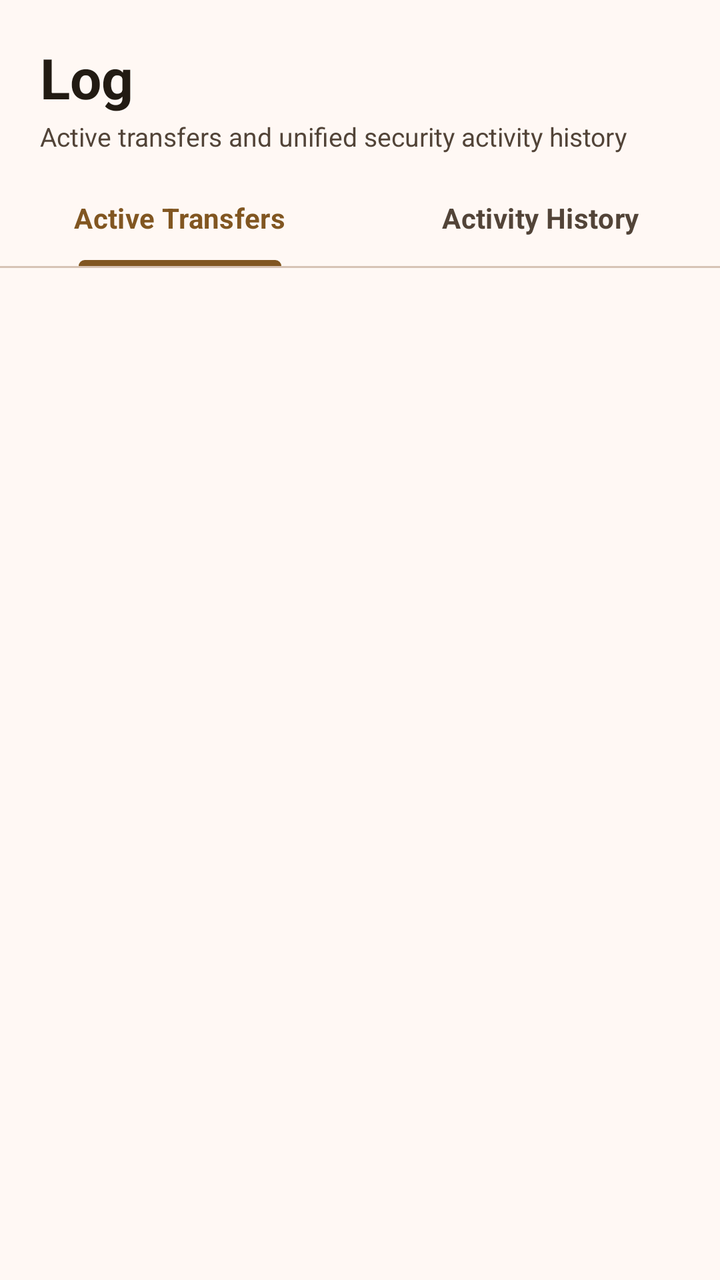
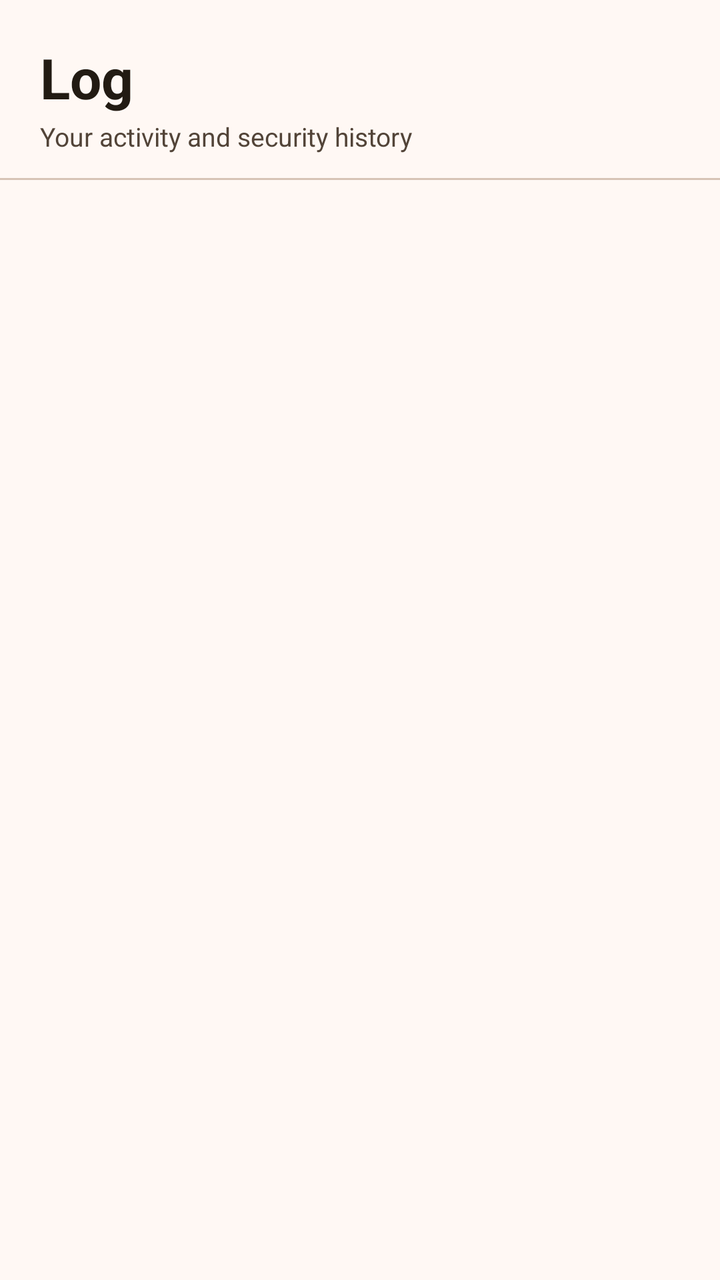

Screens rendered from an Android XML layout before and after an edit, with the pre-edit source and the edit as a unified diff.
<!-- AndroidManifest.xml: application theme Theme.CipherVault -->
<!-- res/layout/fragment_transfers.xml -->
<?xml version="1.0" encoding="utf-8"?>
<LinearLayout xmlns:android="http://schemas.android.com/apk/res/android"
    xmlns:app="http://schemas.android.com/apk/res-auto"
    xmlns:tools="http://schemas.android.com/tools"
    android:layout_width="match_parent"
    android:layout_height="match_parent"
    android:orientation="vertical"
    android:background="?attr/colorSurface">

    
    <LinearLayout
        android:layout_width="match_parent"
        android:layout_height="wrap_content"
        android:paddingHorizontal="20dp"
        android:paddingTop="20dp"
        android:paddingBottom="8dp"
        android:orientation="vertical">

        <TextView
            android:layout_width="wrap_content"
            android:layout_height="wrap_content"
            android:fontFamily="sans-serif-medium"
            android:text="Log"
            android:textColor="?attr/colorOnSurface"
            android:textSize="28sp"
            android:textStyle="bold" />

        <TextView
            android:id="@+id/tvTransfersSubtitle"
            android:layout_width="wrap_content"
            android:layout_height="wrap_content"
            android:layout_marginTop="2dp"
            android:text="Active transfers and unified security activity history"
            android:textColor="?attr/colorOnSurfaceVariant"
            android:textSize="13sp" />

    </LinearLayout>

    
    <com.google.android.material.tabs.TabLayout
        android:id="@+id/tabLayoutTransfers"
        android:layout_width="match_parent"
        android:layout_height="wrap_content"
        android:background="?attr/colorSurface"
        app:tabIndicatorColor="?attr/colorPrimary"
        app:tabIndicatorFullWidth="false"
        app:tabSelectedTextColor="?attr/colorPrimary"
        app:tabTextColor="?attr/colorOnSurfaceVariant">

        <com.google.android.material.tabs.TabItem
            android:layout_width="wrap_content"
            android:layout_height="wrap_content"
            android:text="Active Transfers" />

        <com.google.android.material.tabs.TabItem
            android:layout_width="wrap_content"
            android:layout_height="wrap_content"
            android:text="Activity History" />

    </com.google.android.material.tabs.TabLayout>

    <View
        android:layout_width="match_parent"
        android:layout_height="1dp"
        android:background="?attr/colorOutlineVariant" />

    
    <FrameLayout
        android:layout_width="match_parent"
        android:layout_height="0dp"
        android:layout_weight="1">

        
        <FrameLayout
            android:id="@+id/containerActiveTransfers"
            android:layout_width="match_parent"
            android:layout_height="match_parent"
            android:visibility="visible">

            <androidx.recyclerview.widget.RecyclerView
                android:id="@+id/rvActiveTransfers"
                android:layout_width="match_parent"
                android:layout_height="match_parent"
                android:clipToPadding="false"
                android:paddingTop="8dp"
                android:paddingBottom="96dp" />

            <LinearLayout
                android:id="@+id/layoutTransfersEmpty"
                android:layout_width="match_parent"
                android:layout_height="wrap_content"
                android:layout_gravity="center"
                android:gravity="center"
                android:orientation="vertical"
                android:padding="32dp"
                android:visibility="gone">

                <ImageView
                    android:layout_width="48dp"
                    android:layout_height="48dp"
                    android:contentDescription="No transfers"
                    android:src="@drawable/ic_lucide_arrow_down_up"
                    app:tint="?attr/colorOutline" />

                <TextView
                    android:layout_width="wrap_content"
                    android:layout_height="wrap_content"
                    android:layout_marginTop="12dp"
                    android:fontFamily="sans-serif-medium"
                    android:text="No active transfers"
                    android:textColor="?attr/colorOnSurface"
                    android:textSize="16sp"
                    android:textStyle="bold" />

                <TextView
                    android:layout_width="wrap_content"
                    android:layout_height="wrap_content"
                    android:layout_marginTop="4dp"
                    android:gravity="center"
                    android:text="Chunked AES-256-GCM uploads and\ndownloads will be monitored in real-time here."
                    android:textColor="?attr/colorOnSurfaceVariant"
                    android:textSize="13sp" />

            </LinearLayout>

        </FrameLayout>

        
        <FrameLayout
            android:id="@+id/containerAuditLog"
            android:layout_width="match_parent"
            android:layout_height="match_parent"
            android:visibility="gone">

            <androidx.recyclerview.widget.RecyclerView
                android:id="@+id/rvAuditLog"
                android:layout_width="match_parent"
                android:layout_height="match_parent"
                android:clipToPadding="false"
                android:paddingTop="8dp"
                android:paddingBottom="96dp" />

            <LinearLayout
                android:id="@+id/layoutAuditEmpty"
                android:layout_width="match_parent"
                android:layout_height="wrap_content"
                android:layout_gravity="center"
                android:gravity="center"
                android:orientation="vertical"
                android:padding="32dp"
                android:visibility="gone">

                <ImageView
                    android:layout_width="48dp"
                    android:layout_height="48dp"
                    android:contentDescription="No activity"
                    android:src="@drawable/ic_lucide_activity"
                    app:tint="?attr/colorOutline" />

                <TextView
                    android:layout_width="wrap_content"
                    android:layout_height="wrap_content"
                    android:layout_marginTop="12dp"
                    android:fontFamily="sans-serif-medium"
                    android:text="No security audit events recorded"
                    android:textColor="?attr/colorOnSurface"
                    android:textSize="16sp"
                    android:textStyle="bold" />

                <TextView
                    android:layout_width="wrap_content"
                    android:layout_height="wrap_content"
                    android:layout_marginTop="4dp"
                    android:gravity="center"
                    android:text="Logins, password changes, uploads, and deletions\nare securely logged and displayed here."
                    android:textColor="?attr/colorOnSurfaceVariant"
                    android:textSize="13sp" />

            </LinearLayout>

        </FrameLayout>

    </FrameLayout>

</LinearLayout>
<!-- resources referenced by this layout -->
<resources>
  <!-- drawable ic_lucide_activity (drawable) -->
  ﻿<vector xmlns:android="http://schemas.android.com/apk/res/android"
      android:width="24dp" android:height="24dp" android:viewportWidth="24" android:viewportHeight="24"
      android:tint="?attr/colorControlNormal">
      <path android:strokeWidth="2" android:strokeColor="#FFFFFFFF" android:strokeLineCap="round" android:strokeLineJoin="round" android:fillColor="#00000000"
          android:pathData="M22,12 H18 L15,21 L9,3 L6,12 H2" />
  </vector>
  <!-- drawable ic_lucide_arrow_down_up (drawable) -->
  ﻿<vector xmlns:android="http://schemas.android.com/apk/res/android"
      android:width="24dp" android:height="24dp" android:viewportWidth="24" android:viewportHeight="24"
      android:tint="?attr/colorControlNormal">
      <path android:strokeWidth="2" android:strokeColor="#FFFFFFFF" android:strokeLineCap="round" android:strokeLineJoin="round" android:fillColor="#00000000"
          android:pathData="M3,16 L7,20 L11,16" />
      <path android:strokeWidth="2" android:strokeColor="#FFFFFFFF" android:strokeLineCap="round" android:strokeLineJoin="round" android:fillColor="#00000000"
          android:pathData="M7,20 V4" />
      <path android:strokeWidth="2" android:strokeColor="#FFFFFFFF" android:strokeLineCap="round" android:strokeLineJoin="round" android:fillColor="#00000000"
          android:pathData="M21,8 L17,4 L13,8" />
      <path android:strokeWidth="2" android:strokeColor="#FFFFFFFF" android:strokeLineCap="round" android:strokeLineJoin="round" android:fillColor="#00000000"
          android:pathData="M17,4 V20" />
  </vector>
  <style name="Theme.CipherVault" parent="Base.Theme.CipherVault" />
  <color name="md_theme_light_primary">#815621</color>
  <color name="md_theme_light_onPrimary">#FFFFFF</color>
  <color name="md_theme_light_primaryContainer">#FEDDBD</color>
  <color name="md_theme_light_onPrimaryContainer">#2C1700</color>
  <color name="md_theme_light_inversePrimary">#F6BD81</color>
  <color name="md_theme_light_secondary">#725B42</color>
  <color name="md_theme_light_onSecondary">#FFFFFF</color>
  <color name="md_theme_light_secondaryContainer">#FDDCBC</color>
  <color name="md_theme_light_onSecondaryContainer">#291800</color>
  <color name="md_theme_light_tertiary">#5D5F3D</color>
  <color name="md_theme_light_onTertiary">#FFFFFF</color>
  <color name="md_theme_light_tertiaryContainer">#E2E4B7</color>
  <color name="md_theme_light_onTertiaryContainer">#1A1C02</color>
  <color name="md_theme_light_error">#BA1A1A</color>
  <color name="md_theme_light_onError">#FFFFFF</color>
  <color name="md_theme_light_errorContainer">#FFDAD6</color>
  <color name="md_theme_light_onErrorContainer">#410002</color>
  <color name="md_theme_light_background">#FFF8F4</color>
  <color name="md_theme_light_onBackground">#221B13</color>
  <color name="md_theme_light_surface">#FFF8F4</color>
  <color name="md_theme_light_onSurface">#221B13</color>
  <color name="md_theme_light_surfaceVariant">#F3DFD1</color>
  <color name="md_theme_light_onSurfaceVariant">#524438</color>
  <color name="md_theme_light_outline">#847466</color>
  <color name="md_theme_light_outlineVariant">#D7C3B5</color>
  <color name="md_theme_light_inverseSurface">#382F28</color>
  <color name="md_theme_light_inverseOnSurface">#FDEEE4</color>
  <color name="md_theme_light_surfaceContainerLowest">#FFFFFF</color>
  <color name="md_theme_light_surfaceContainerLow">#FFF1E8</color>
  <color name="md_theme_light_surfaceContainer">#FAECE1</color>
  <color name="md_theme_light_surfaceContainerHigh">#F5E6DA</color>
  <color name="md_theme_light_surfaceContainerHighest">#EFE0D4</color>
  <color name="md_theme_light_surfaceDim">#E7D8CC</color>
  <color name="md_theme_light_surfaceBright">#FFF8F4</color>
  <dimen name="shape_corner_small">8dp</dimen>
  <dimen name="shape_corner_medium">12dp</dimen>
  <dimen name="shape_corner_large">16dp</dimen>
  <!-- unchanged entries left out for length: 20 -->
</resources>

<!-- the commit's change to res/layout/fragment_transfers.xml (unified diff, before → after) -->
@@ -13,10 +13,11 @@
         android:layout_height="wrap_content"
         android:paddingHorizontal="20dp"
         android:paddingTop="20dp"
-        android:paddingBottom="8dp"
+        android:paddingBottom="12dp"
         android:orientation="vertical">
 
         <TextView
+            android:id="@+id/tvLogTitle"
             android:layout_width="wrap_content"
             android:layout_height="wrap_content"
             android:fontFamily="sans-serif-medium"
@@ -30,34 +31,12 @@
             android:layout_width="wrap_content"
             android:layout_height="wrap_content"
             android:layout_marginTop="2dp"
-            android:text="Active transfers and unified security activity history"
+            android:fontFamily="sans-serif"
+            android:text="Your activity and security history"
             android:textColor="?attr/colorOnSurfaceVariant"
             android:textSize="13sp" />
 
     </LinearLayout>
-
-    
-    <com.google.android.material.tabs.TabLayout
-        android:id="@+id/tabLayoutTransfers"
-        android:layout_width="match_parent"
-        android:layout_height="wrap_content"
-        android:background="?attr/colorSurface"
-        app:tabIndicatorColor="?attr/colorPrimary"
-        app:tabIndicatorFullWidth="false"
-        app:tabSelectedTextColor="?attr/colorPrimary"
-        app:tabTextColor="?attr/colorOnSurfaceVariant">
-
-        <com.google.android.material.tabs.TabItem
-            android:layout_width="wrap_content"
-            android:layout_height="wrap_content"
-            android:text="Active Transfers" />
-
-        <com.google.android.material.tabs.TabItem
-            android:layout_width="wrap_content"
-            android:layout_height="wrap_content"
-            android:text="Activity History" />
-
-    </com.google.android.material.tabs.TabLayout>
 
     <View
         android:layout_width="match_parent"
@@ -70,115 +49,54 @@
         android:layout_height="0dp"
         android:layout_weight="1">
 
-        
-        <FrameLayout
-            android:id="@+id/containerActiveTransfers"
+        <androidx.recyclerview.widget.RecyclerView
+            android:id="@+id/rvUnifiedLog"
             android:layout_width="match_parent"
             android:layout_height="match_parent"
-            android:visibility="visible">
-
-            <androidx.recyclerview.widget.RecyclerView
-                android:id="@+id/rvActiveTransfers"
-                android:layout_width="match_parent"
-                android:layout_height="match_parent"
-                android:clipToPadding="false"
-                android:paddingTop="8dp"
-                android:paddingBottom="96dp" />
-
-            <LinearLayout
-                android:id="@+id/layoutTransfersEmpty"
-                android:layout_width="match_parent"
-                android:layout_height="wrap_content"
-                android:layout_gravity="center"
-                android:gravity="center"
-                android:orientation="vertical"
-                android:padding="32dp"
-                android:visibility="gone">
-
-                <ImageView
-                    android:layout_width="48dp"
-                    android:layout_height="48dp"
-                    android:contentDescription="No transfers"
-                    android:src="@drawable/ic_lucide_arrow_down_up"
-                    app:tint="?attr/colorOutline" />
-
-                <TextView
-                    android:layout_width="wrap_content"
-                    android:layout_height="wrap_content"
-                    android:layout_marginTop="12dp"
-                    android:fontFamily="sans-serif-medium"
-                    android:text="No active transfers"
-                    android:textColor="?attr/colorOnSurface"
-                    android:textSize="16sp"
-                    android:textStyle="bold" />
-
-                <TextView
-                    android:layout_width="wrap_content"
-                    android:layout_height="wrap_content"
-                    android:layout_marginTop="4dp"
-                    android:gravity="center"
-                    android:text="Chunked AES-256-GCM uploads and\ndownloads will be monitored in real-time here."
-                    android:textColor="?attr/colorOnSurfaceVariant"
-                    android:textSize="13sp" />
-
-            </LinearLayout>
-
-        </FrameLayout>
+            android:clipToPadding="false"
+            android:paddingTop="8dp"
+            android:paddingBottom="96dp" />
 
         
-        <FrameLayout
-            android:id="@+id/containerAuditLog"
+        <LinearLayout
+            android:id="@+id/layoutLogEmpty"
             android:layout_width="match_parent"
-            android:layout_height="match_parent"
+            android:layout_height="wrap_content"
+            android:layout_gravity="center"
+            android:gravity="center"
+            android:orientation="vertical"
+            android:padding="32dp"
             android:visibility="gone">
 
-            <androidx.recyclerview.widget.RecyclerView
-                android:id="@+id/rvAuditLog"
-                android:layout_width="match_parent"
-                android:layout_height="match_parent"
-                android:clipToPadding="false"
-                android:paddingTop="8dp"
-                android:paddingBottom="96dp" />
+            <ImageView
+                android:layout_width="56dp"
+                android:layout_height="56dp"
+                android:contentDescription="No activity"
+                android:src="@drawable/ic_lucide_activity"
+                app:tint="?attr/colorOutline" />
 
-            <LinearLayout
-                android:id="@+id/layoutAuditEmpty"
-                android:layout_width="match_parent"
+            <TextView
+                android:id="@+id/tvLogEmptyTitle"
+                android:layout_width="wrap_content"
                 android:layout_height="wrap_content"
-                android:layout_gravity="center"
+                android:layout_marginTop="16dp"
+                android:fontFamily="sans-serif-medium"
+                android:text="No activity recorded yet"
+                android:textColor="?attr/colorOnSurface"
+                android:textSize="16sp"
+                android:textStyle="bold" />
+
+            <TextView
+                android:id="@+id/tvLogEmptyMessage"
+                android:layout_width="wrap_content"
+                android:layout_height="wrap_content"
+                android:layout_marginTop="4dp"
                 android:gravity="center"
-                android:orientation="vertical"
-                android:padding="32dp"
-                android:visibility="gone">
+                android:text="File transfers, authentication, and security events\nwill appear in this chronological timeline."
+                android:textColor="?attr/colorOnSurfaceVariant"
+                android:textSize="13sp" />
 
-                <ImageView
-                    android:layout_width="48dp"
-                    android:layout_height="48dp"
-                    android:contentDescription="No activity"
-                    android:src="@drawable/ic_lucide_activity"
-                    app:tint="?attr/colorOutline" />
-
-                <TextView
-                    android:layout_width="wrap_content"
-                    android:layout_height="wrap_content"
-                    android:layout_marginTop="12dp"
-                    android:fontFamily="sans-serif-medium"
-                    android:text="No security audit events recorded"
-                    android:textColor="?attr/colorOnSurface"
-                    android:textSize="16sp"
-                    android:textStyle="bold" />
-
-                <TextView
-                    android:layout_width="wrap_content"
-                    android:layout_height="wrap_content"
-                    android:layout_marginTop="4dp"
-                    android:gravity="center"
-                    android:text="Logins, password changes, uploads, and deletions\nare securely logged and displayed here."
-                    android:textColor="?attr/colorOnSurfaceVariant"
-                    android:textSize="13sp" />
-
-            </LinearLayout>
-
-        </FrameLayout>
+        </LinearLayout>
 
     </FrameLayout>
 
<!-- resource entries referenced after the edit -->
@@ -1,24 +1,17 @@
 <!-- resources referenced by this layout -->
 <resources>
   <!-- drawable ic_lucide_activity (drawable) -->
-  ﻿<vector xmlns:android="http://schemas.android.com/apk/res/android"
-      android:width="24dp" android:height="24dp" android:viewportWidth="24" android:viewportHeight="24"
+  <vector xmlns:android="http://schemas.android.com/apk/res/android"
+      android:width="24dp"
+      android:height="24dp"
+      android:viewportWidth="960"
+      android:viewportHeight="960"
       android:tint="?attr/colorControlNormal">
-      <path android:strokeWidth="2" android:strokeColor="#FFFFFFFF" android:strokeLineCap="round" android:strokeLineJoin="round" android:fillColor="#00000000"
-          android:pathData="M22,12 H18 L15,21 L9,3 L6,12 H2" />
-  </vector>
-  <!-- drawable ic_lucide_arrow_down_up (drawable) -->
-  ﻿<vector xmlns:android="http://schemas.android.com/apk/res/android"
-      android:width="24dp" android:height="24dp" android:viewportWidth="24" android:viewportHeight="24"
-      android:tint="?attr/colorControlNormal">
-      <path android:strokeWidth="2" android:strokeColor="#FFFFFFFF" android:strokeLineCap="round" android:strokeLineJoin="round" android:fillColor="#00000000"
-          android:pathData="M3,16 L7,20 L11,16" />
-      <path android:strokeWidth="2" android:strokeColor="#FFFFFFFF" android:strokeLineCap="round" android:strokeLineJoin="round" android:fillColor="#00000000"
-          android:pathData="M7,20 V4" />
-      <path android:strokeWidth="2" android:strokeColor="#FFFFFFFF" android:strokeLineCap="round" android:strokeLineJoin="round" android:fillColor="#00000000"
-          android:pathData="M21,8 L17,4 L13,8" />
-      <path android:strokeWidth="2" android:strokeColor="#FFFFFFFF" android:strokeLineCap="round" android:strokeLineJoin="round" android:fillColor="#00000000"
-          android:pathData="M17,4 V20" />
+      <group android:translateY="960">
+          <path
+              android:fillColor="@android:color/white"
+              android:pathData="M360-160q-19 0-34-11t-22-28l-92-241H80q-17 0-28.5-11.5T40-480q0-17 11.5-28.5T80-520h160q13 0 22.5 7t14.5 19l83 218 184-485q7-17 22-28t34-11q19 0 34 11t22 28l92 241h132q17 0 28.5 11.5T920-480q0 17-11.5 28.5T880-440H720q-13 0-22.5-7T683-466l-83-218-184 485q-7 17-22 28t-34 11Z" />
+      </group>
   </vector>
   <style name="Theme.CipherVault" parent="Base.Theme.CipherVault" />
   <color name="md_theme_light_primary">#815621</color>
